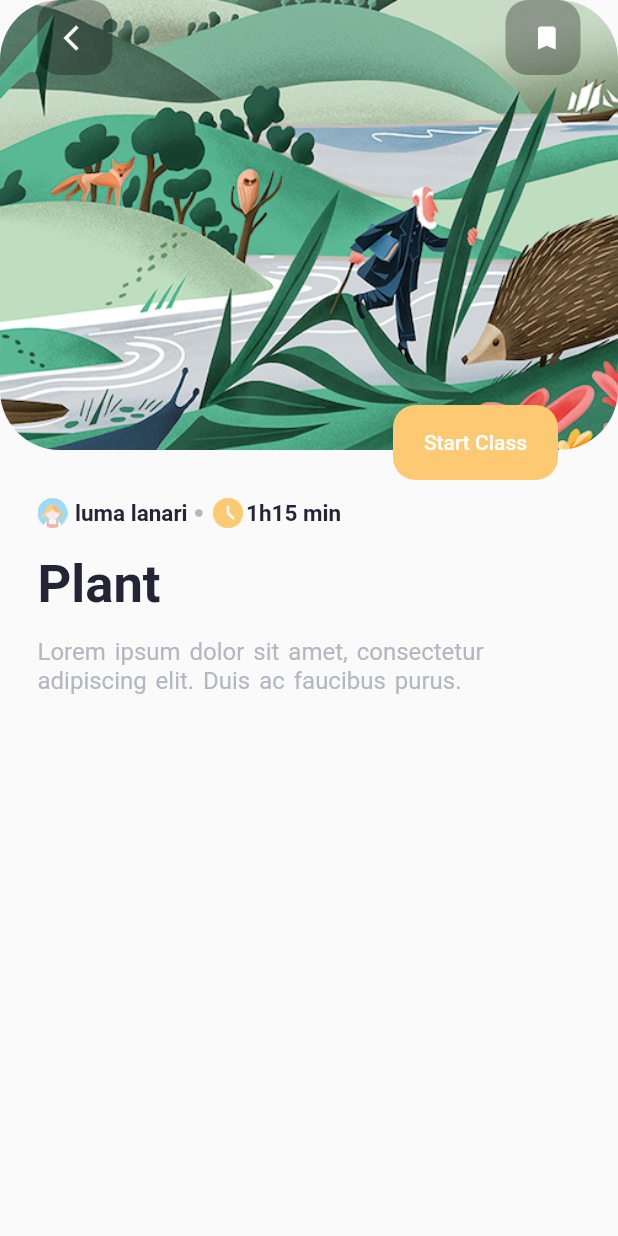
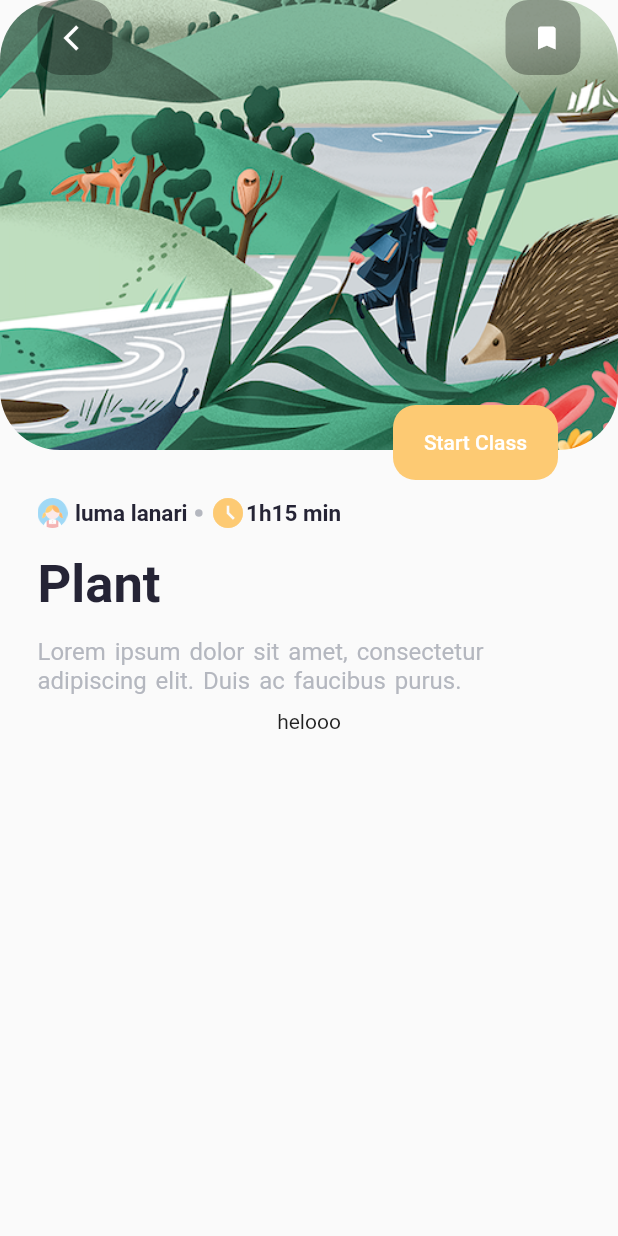
Before and after one commit to ApollineLH/first_flutter_App, a Flutter app: the screen it shows after launch, after a tap on "Start", on a phone screen of 412 x 824 dp. Run offline on Flutter 3.47's test engine with Material 2 defaults, Android fonts, the phone set to English and light mode, and no system bars; our stand-ins replace percent_indicator.

Commit message:
feat ourse progress

```diff
--- a/lib/screens/detail/widget/course_description.dart
+++ b/lib/screens/detail/widget/course_description.dart
@@ -3,9 +3,9 @@ import 'package:test_1/constants/colors.dart';
 
 import '../../../models/course.dart';
 
-class CouseDescription extends StatelessWidget {
+class CourseDescription extends StatelessWidget {
   final Course course;
-  CouseDescription(this.course);
+  CourseDescription(this.course);
   @override
   Widget build(BuildContext context) {
     return Container(
@@ -27,7 +27,7 @@ class CouseDescription extends StatelessWidget {
           SizedBox(height: 15,),
           Text(course.title,style: TextStyle(fontWeight: FontWeight.bold, color: kFont, fontSize: 35)),
           SizedBox(height: 15,),
-         Text('Lorem ipsum dolor sit amet, consectetur adipiscing elit. Duis ac faucibus purus. ', style: TextStyle( color: kFontLight, fontSize: 16, wordSpacing: 2)),
+          Text('Lorem ipsum dolor sit amet, consectetur adipiscing elit. Duis ac faucibus purus. ', style: TextStyle( color: kFontLight, fontSize: 16, wordSpacing: 2)),
 
 
 
--- /dev/null
+++ b/lib/screens/detail/widget/course_progress.dart
@@ -0,0 +1,13 @@
+import 'package:flutter/material.dart';
+
+class CourseProgress extends StatelessWidget {
+  const CourseProgress({ Key? key }) : super(key: key);
+
+  @override
+  Widget build(BuildContext context) {
+    return Container(
+      child: Text('helooo'),
+
+    );
+  }
+}
--- a/lib/screens/detail/widget/detail.dart
+++ b/lib/screens/detail/widget/detail.dart
@@ -3,6 +3,7 @@ import 'package:flutter/material.dart';
 import 'package:test_1/main.dart';
 import 'package:test_1/models/course.dart';
 import 'package:test_1/screens/detail/widget/course_description.dart';
+import 'package:test_1/screens/detail/widget/course_progress.dart';
 import 'package:test_1/screens/detail/widget/custom_app_bar.dart';
 
 class DetailPage extends StatelessWidget {
@@ -18,7 +19,9 @@ class DetailPage extends StatelessWidget {
         mainAxisSize: MainAxisSize.min,
           children: [
          CustomAppBar(course),
-         CouseDescription(course)
+         CourseDescription(course),
+         CourseProgress()
+
 
         ]),
       )
```
